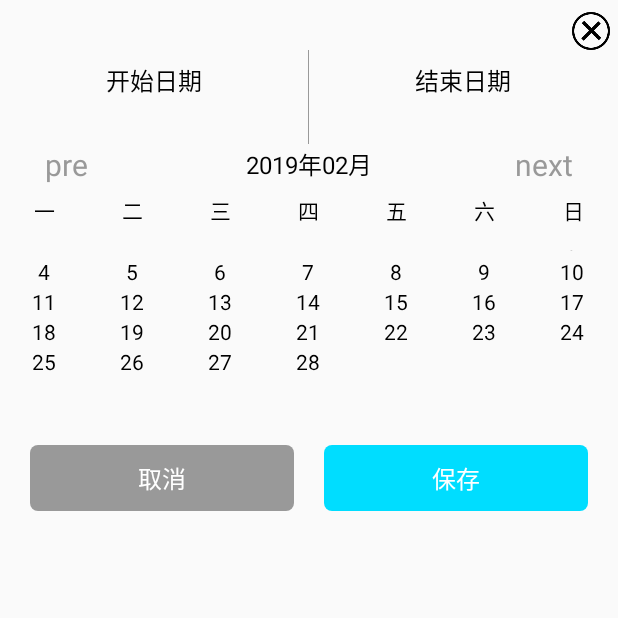
After one commit to georgejix/DemoProject, an Android app: the ChooseDateActivity screen opened directly, with no data from a screen before it, on a phone screen of 412 x 824 dp, the top half of it. The commit adds this screen. Run offline under Robolectric (Android 15) with nearby library versions, the phone set to English and light mode, and no system bars.

Commit message:
calendar日期选择

```diff
--- a/app/src/main/AndroidManifest.xml
+++ b/app/src/main/AndroidManifest.xml
@@ -108,7 +108,8 @@
                 android:resource="@xml/provider_paths" />
         </provider>
 
-        <activity android:name="com.test.notification.NotificationActivity"></activity>
+        <activity android:name="com.test.notification.NotificationActivity" />
+        <activity android:name="com.test.choosedate.ChooseDateActivity"></activity>
     </application>
 
 </manifest>
--- a/app/src/main/java/com/mplanet/testhandler/MainActivity.java
+++ b/app/src/main/java/com/mplanet/testhandler/MainActivity.java
@@ -22,6 +22,7 @@ import com.test.animation.TestAnimationActivity;
 import com.test.bitmap.TestBitmapActivity;
 import com.test.camera.CameraActivity;
 import com.test.checkbox.CheckBoxActivity;
+import com.test.choosedate.ChooseDateActivity;
 import com.test.circlepic.TestImgActivity;
 import com.test.countdownlatch.TestHandlerActivity2;
 import com.test.deviceawake.DeviceAwakeActivity;
@@ -89,9 +90,13 @@ public class MainActivity extends Activity {
             R.id.textview_testinput, R.id.textview_testintentservice, R.id.textview_testsystemphoto,
             R.id.textview_testdeviceawake, R.id.textview_testjni, R.id.textview_transparant, R.id.textview_dialog,
             R.id.textview_checkbox, R.id.textview_someview, R.id.textview_http, R.id.textview_thread,
-            R.id.textview_timer, R.id.textview_imageview, R.id.textview_cutpic, R.id.textview_notification})
+            R.id.textview_timer, R.id.textview_imageview, R.id.textview_cutpic, R.id.textview_notification,
+            R.id.textview_calendar})
     private void onClick(View view) {
         switch (view.getId()) {
+            case R.id.textview_calendar:
+                startActivity(new Intent(this, ChooseDateActivity.class));
+                break;
             case R.id.textview_notification:
                 startActivity(new Intent(this, NotificationActivity.class));
                 break;
--- /dev/null
+++ b/app/src/main/java/com/test/choosedate/ChooseDateActivity.java
@@ -0,0 +1,112 @@
+package com.test.choosedate;
+
+import android.app.Activity;
+import android.support.v7.app.AppCompatActivity;
+import android.os.Bundle;
+import android.util.Log;
+import android.view.View;
+import android.widget.LinearLayout;
+import android.widget.TextView;
+import android.widget.Toast;
+
+import com.lidroid.xutils.ViewUtils;
+import com.lidroid.xutils.view.annotation.ContentView;
+import com.lidroid.xutils.view.annotation.ViewInject;
+import com.lidroid.xutils.view.annotation.event.OnClick;
+import com.mplanet.testhandler.R;
+
+import java.text.SimpleDateFormat;
+import java.util.Calendar;
+import java.util.List;
+import java.util.Locale;
+
+@ContentView(R.layout.activity_choose_date)
+public class ChooseDateActivity extends Activity {
+    private final String TAG = "ChooseDateActivity";
+
+    @ViewInject(R.id.textview_starttime)
+    private TextView starttimeText;
+    @ViewInject(R.id.textview_endtime)
+    private TextView endtimeText;
+    @ViewInject(R.id.textview_current_month)
+    private TextView currentMonthText;
+    @ViewInject(R.id.textview_week_first)
+    private TextView firstInWeekText;
+    @ViewInject(R.id.textview_week_second)
+    private TextView secondInWeekText;
+    @ViewInject(R.id.textview_week_third)
+    private TextView thirdInWeekText;
+    @ViewInject(R.id.textview_week_fourth)
+    private TextView fourthInWeekText;
+    @ViewInject(R.id.textview_week_fifth)
+    private TextView fifthInWeekText;
+    @ViewInject(R.id.textview_week_sixth)
+    private TextView sixthInWeekText;
+    @ViewInject(R.id.textview_week_seventh)
+    private TextView seventhInWeekText;
+    @ViewInject(R.id.chooseDateView)
+    private ChooseDateView chooseDateView;
+
+    private Calendar calendar;
+    private SimpleDateFormat sdf;
+    private int firstDayOfWeek = -1;
+    private String dayOfWeek[] = new String[]{"日", "一", "二", "三", "四", "五", "六"};
+
+    @Override
+    protected void onCreate(Bundle savedInstanceState) {
+        super.onCreate(savedInstanceState);
+        ViewUtils.inject(this);
+        initView();
+    }
+
+    private void initView(){
+        calendar = Calendar.getInstance(Locale.CHINA);
+        //calendar = Calendar.getInstance(Locale.FRENCH);
+        sdf = new SimpleDateFormat("yyyy年MM月");
+        if(null != sdf && null != calendar) {
+            currentMonthText.setText(sdf.format(calendar.getTime()));
+        }
+        if(null != calendar){
+            firstDayOfWeek = calendar.getFirstDayOfWeek();
+        }
+        if(-1 != firstDayOfWeek){
+            firstInWeekText.setText(dayOfWeek[(firstDayOfWeek - 1) % 7]);
+            secondInWeekText.setText(dayOfWeek[(firstDayOfWeek + 1 - 1) % 7]);
+            thirdInWeekText.setText(dayOfWeek[(firstDayOfWeek + 2 - 1) % 7]);
+            fourthInWeekText.setText(dayOfWeek[(firstDayOfWeek + 3 - 1) % 7]);
+            fifthInWeekText.setText(dayOfWeek[(firstDayOfWeek + 4 - 1) % 7]);
+            sixthInWeekText.setText(dayOfWeek[(firstDayOfWeek + 5 - 1) % 7]);
+            seventhInWeekText.setText(dayOfWeek[(firstDayOfWeek + 6 - 1) % 7]);
+        }
+        if(null != chooseDateView && null != calendar){
+            chooseDateView.setCalendar((Calendar) calendar.clone());
+        }
+    }
+
+    @OnClick(value = {R.id.textview_close, R.id.textview_pre_month, R.id.textview_next_month})
+    private void onClick(View view){
+        switch (view.getId()){
+            case R.id.textview_close:
+                Toast.makeText(ChooseDateActivity.this, "close", Toast.LENGTH_SHORT).show();
+                break;
+            case R.id.textview_pre_month:
+                changeMonth(-1);
+                break;
+            case R.id.textview_next_month:
+                changeMonth(1);
+                break;
+        }
+    }
+
+    private void changeMonth(int i){
+        if(null != calendar) {
+            calendar.set(Calendar.MONTH, calendar.get(Calendar.MONTH) + i);
+        }
+        if(null != sdf && null != calendar) {
+            currentMonthText.setText(sdf.format(calendar.getTime()));
+        }
+        if(null != chooseDateView && null != calendar){
+            chooseDateView.setCalendar((Calendar) calendar.clone());
+        }
+    }
+}
--- /dev/null
+++ b/app/src/main/java/com/test/choosedate/ChooseDateView.java
@@ -0,0 +1,153 @@
+package com.test.choosedate;
+
+import android.content.Context;
+import android.content.res.TypedArray;
+import android.graphics.Canvas;
+import android.graphics.Paint;
+import android.support.annotation.Nullable;
+import android.util.AttributeSet;
+import android.util.Log;
+import android.view.View;
+import android.view.ViewGroup;
+
+import com.mplanet.testhandler.R;
+import com.test.Utils;
+
+import java.util.ArrayList;
+import java.util.Calendar;
+import java.util.List;
+
+/**
+ * Created by jix on 2019/2/14.
+ */
+
+public class ChooseDateView extends View{
+    private final String TAG = "ChooseDateView";
+
+    private Context mContext;
+    private int mainColor;
+    //private int mainColor = getResources().getColor(R.color.black);
+    private float mainTextSize;
+    //private float mainTextSize = getResources().getDimension(R.dimen.mainTextSize);
+    private int mainHightlightColor;
+    private int perLineHeight;
+    //mainPaint 空心图形画笔, mainHighlightPaint 高亮空心图形画笔
+    //mainTextPaint 实心文字画笔, mainHightlightTextPaint 高亮实心文字画笔
+    private Paint mainPaint, mainHighlightPaint, mainTextPaint, mainHightlightTextPaint;
+    private List<Day> dayList = new ArrayList<>();
+    private Object lock = new Object();
+    private int firstDayOfWeek = -1;
+    private int totalHeight = -1;
+    private int totalWidth = -1;
+
+    private ChooseDateView(Context context) {
+        super(context);
+        init();
+    }
+
+    public ChooseDateView(Context context, @Nullable AttributeSet attrs) {
+        super(context, attrs);
+        mContext = context;
+        if(null != attrs) {
+            TypedArray typedArray = context.obtainStyledAttributes(attrs, R.styleable.ChooseDate);
+            mainColor = typedArray.getColor(R.styleable.ChooseDate_mainColor, getResources().getColor(R.color.black));
+            mainHightlightColor = typedArray.getColor(R.styleable.ChooseDate_mainHightlightColor, getResources().getColor(R.color.red));
+            mainTextSize = typedArray.getDimension(R.styleable.ChooseDate_mainTextSize, getResources().getDimension(R.dimen.mainTextSize));
+            perLineHeight = typedArray.getDimensionPixelSize(R.styleable.ChooseDate_perLineHeight, getResources().getDimensionPixelSize(R.dimen.perLineHeight));
+        }else{
+            mainColor = getResources().getColor(R.color.black);
+            mainHightlightColor = getResources().getColor(R.color.red);
+            mainTextSize = getResources().getDimension(R.dimen.mainTextSize);
+            perLineHeight = getResources().getDimensionPixelSize(R.dimen.perLineHeight);
+        }
+        init();
+    }
+
+    private void init(){
+        mainPaint = new Paint();
+        // 设置画笔为抗锯齿
+        mainPaint.setAntiAlias(true);
+        mainPaint.setColor(mainColor);
+        /* 画笔样式分三种： 1.Paint.Style.STROKE：描边 2.Paint.Style.FILL_AND_STROKE：描边并填充
+         * 3.Paint.Style.FILL：填充
+         */
+        mainPaint.setStyle(Paint.Style.STROKE);
+        /* 设置描边的粗细，单位：像素px 注意：当setStrokeWidth(0)的时候描边宽度并不为0而是只占一个像素
+         */
+        //mainPaint.setStrokeWidth(roundWidth);
+
+        mainHighlightPaint = new Paint();
+        mainHighlightPaint.setAntiAlias(true);
+        mainHighlightPaint.setColor(mainHightlightColor);
+        mainHighlightPaint.setStyle(Paint.Style.STROKE);
+
+        mainTextPaint = new Paint();
+        mainTextPaint.setAntiAlias(true);
+        mainTextPaint.setColor(mainColor);
+        mainTextPaint.setStyle(Paint.Style.FILL_AND_STROKE);
+        mainTextPaint.setTextSize(mainTextSize);
+
+        mainHightlightTextPaint = new Paint();
+        mainHightlightTextPaint.setAntiAlias(true);
+        mainHightlightTextPaint.setColor(mainHightlightColor);
+        mainHightlightTextPaint.setStyle(Paint.Style.FILL_AND_STROKE);
+        mainHightlightTextPaint.setTextSize(mainTextSize);
+
+        //通过xml方式添加view，xml中设置了width和height，在此处修改是不会生效的
+        setLayoutParams(new ViewGroup.LayoutParams(
+                ViewGroup.LayoutParams.MATCH_PARENT,perLineHeight * 6));
+    }
+
+    @Override
+    protected void onDraw(Canvas canvas) {
+        super.onDraw(canvas);
+        if(-1 == totalHeight || -1 == totalWidth) {
+            totalHeight = getHeight();
+            totalWidth = getWidth();
+        }
+        if(totalHeight > 0 && totalWidth > 0){
+            int perWidth = totalWidth / 7;
+            int perHeight = totalHeight / 6;
+            if(null != canvas && null != dayList){
+                int row, col;
+                row = 0;
+                col = Math.abs(dayList.get(0).getDayOfWeek() - firstDayOfWeek);
+                for (Day day : dayList) {
+                    Log.d(TAG, (perWidth * col + perWidth / 2 - mainTextPaint.measureText(day.getDay() + "") / 2) + "," + (perHeight * row));
+                    canvas.drawText(day.getDay() + "", perWidth * col + perWidth / 2 - mainTextPaint.measureText(day.getDay() + "") / 2, perHeight * row, mainTextPaint);
+                    col++;
+                    if(col >= 7){
+                        col %= 7;
+                        row++;
+                    }
+                }
+            }
+        }
+    }
+
+    public void setCalendar(Calendar calendar){
+        if(null != calendar){
+            if(-1 == firstDayOfWeek){
+                firstDayOfWeek = calendar.getFirstDayOfWeek();
+            }
+            synchronized (lock) {
+                int minDay = calendar.getActualMinimum(Calendar.DAY_OF_MONTH);
+                int maxDay = calendar.getActualMaximum(Calendar.DAY_OF_MONTH);
+                if (null != dayList) {
+                    dayList.clear();
+                    Day day;
+                    for (int i = minDay; i <= maxDay; i++) {
+                        calendar.set(Calendar.DAY_OF_MONTH, i);
+                        day = new Day(calendar.get(Calendar.YEAR), calendar.get(Calendar.MONTH), calendar.get(Calendar.DAY_OF_MONTH),
+                                calendar.get(Calendar.DAY_OF_WEEK), false);
+                        dayList.add(day);
+                    }
+                }
+            }
+        }
+    }
+
+    public List<Day> getDayList() {
+        return dayList;
+    }
+}
--- /dev/null
+++ b/app/src/main/java/com/test/choosedate/Day.java
@@ -0,0 +1,64 @@
+package com.test.choosedate;
+
+/**
+ * Created by jix on 2019/2/14.
+ */
+
+public class Day {
+    //month： 0-11
+    private int year, month, day, dayOfWeek;
+    private boolean isSelected;
+
+    public Day(int year, int month, int day, int dayOfWeek, boolean isSelected){
+        this.year = year;
+        this.month = month;
+        this.day = day;
+        this.dayOfWeek = dayOfWeek;
+        this.isSelected = isSelected;
+    }
+
+    public int getYear() {
+        return year;
+    }
+
+    public void setYear(int year) {
+        this.year = year;
+    }
+
+    public int getMonth() {
+        return month;
+    }
+
+    public void setMonth(int month) {
+        this.month = month;
+    }
+
+    public int getDay() {
+        return day;
+    }
+
+    public void setDay(int day) {
+        this.day = day;
+    }
+
+    public int getDayOfWeek() {
+        return dayOfWeek;
+    }
+
+    public void setDayOfWeek(int dayOfWeek) {
+        this.dayOfWeek = dayOfWeek;
+    }
+
+    public boolean isSelected() {
+        return isSelected;
+    }
+
+    public void setSelected(boolean selected) {
+        isSelected = selected;
+    }
+
+    @Override
+    public String toString() {
+        return year + "年" + (month + 1) + "月" + day + "日" + "," + dayOfWeek;
+    }
+}
--- /dev/null
+++ b/app/src/main/res/drawable/bg_choose_date_bottom_btn_left.xml
@@ -0,0 +1,5 @@
+<?xml version="1.0" encoding="utf-8"?>
+<shape xmlns:android="http://schemas.android.com/apk/res/android">
+    <corners android:radius="5dp"/>
+    <solid android:color="@color/grey"/>
+</shape>
--- /dev/null
+++ b/app/src/main/res/drawable/bg_choose_date_bottom_btn_right.xml
@@ -0,0 +1,5 @@
+<?xml version="1.0" encoding="utf-8"?>
+<shape xmlns:android="http://schemas.android.com/apk/res/android">
+    <corners android:radius="5dp"/>
+    <solid android:color="@color/blue"/>
+</shape>
--- /dev/null
+++ b/app/src/main/res/layout/activity_choose_date.xml
@@ -0,0 +1,212 @@
+<?xml version="1.0" encoding="utf-8"?>
+<LinearLayout xmlns:android="http://schemas.android.com/apk/res/android"
+    xmlns:app="http://schemas.android.com/apk/res-auto"
+    xmlns:tools="http://schemas.android.com/tools"
+    android:layout_width="match_parent"
+    android:layout_height="match_parent"
+    tools:context="com.test.choosedate.ChooseDateActivity"
+    android:orientation="vertical">
+    <LinearLayout
+        android:id="@+id/layout"
+        android:layout_width="match_parent"
+        android:layout_height="wrap_content"
+        android:orientation="vertical">
+        <ImageView
+            android:id="@+id/textview_close"
+            android:layout_width="25dp"
+            android:layout_height="25dp"
+            android:src="@mipmap/cancel"
+            android:tint="@color/black"
+            android:layout_gravity="right"
+            android:layout_marginRight="5dp"
+            android:layout_marginTop="8dp"/>
+        <LinearLayout
+            android:layout_width="match_parent"
+            android:layout_height="wrap_content"
+            android:orientation="horizontal">
+            <LinearLayout
+                android:layout_width="0dp"
+                android:layout_weight="1"
+                android:layout_height="wrap_content"
+                android:orientation="vertical"
+                android:padding="8dp"
+                android:gravity="center">
+                <TextView
+                    android:layout_width="wrap_content"
+                    android:layout_height="wrap_content"
+                    android:text="开始日期"
+                    android:textColor="@color/black"
+                    android:textSize="16sp"/>
+                <TextView
+                    android:id="@+id/textview_starttime"
+                    android:layout_width="wrap_content"
+                    android:layout_height="wrap_content"
+                    android:textColor="@color/red"
+                    android:textSize="14sp"
+                    android:layout_marginTop="3dp"/>
+            </LinearLayout>
+            <View
+                android:layout_width="0.5dp"
+                android:layout_height="match_parent"
+                android:background="@color/grey"/>
+            <LinearLayout
+                android:layout_width="0dp"
+                android:layout_weight="1"
+                android:layout_height="wrap_content"
+                android:orientation="vertical"
+                android:padding="8dp"
+                android:gravity="center">
+                <TextView
+                    android:layout_width="wrap_content"
+                    android:layout_height="wrap_content"
+                    android:text="结束日期"
+                    android:textColor="@color/black"
+                    android:textSize="16sp"/>
+                <TextView
+                    android:id="@+id/textview_endtime"
+                    android:layout_width="wrap_content"
+                    android:layout_height="wrap_content"
+                    android:textColor="@color/red"
+                    android:textSize="14sp"
+                    android:layout_marginTop="3dp"/>
+            </LinearLayout>
+        </LinearLayout>
+
+        <RelativeLayout
+            android:layout_width="match_parent"
+            android:layout_height="wrap_content">
+            <TextView
+                android:id="@+id/textview_pre_month"
+                android:layout_width="wrap_content"
+                android:layout_height="wrap_content"
+                android:layout_alignParentLeft="true"
+                android:layout_marginLeft="30dp"
+                android:text="pre"
+                android:textSize="20sp"
+                android:textColor="@color/grey"/>
+            <TextView
+                android:id="@+id/textview_current_month"
+                android:layout_width="wrap_content"
+                android:layout_height="wrap_content"
+                android:textColor="@color/black"
+                android:textSize="16sp"
+                android:layout_centerInParent="true"/>
+            <TextView
+                android:id="@+id/textview_next_month"
+                android:layout_width="wrap_content"
+                android:layout_height="wrap_content"
+                android:layout_alignParentRight="true"
+                android:layout_marginRight="30dp"
+                android:text="next"
+                android:textSize="20sp"
+                android:textColor="@color/grey"/>
+        </RelativeLayout>
+
+        <LinearLayout
+            android:layout_width="match_parent"
+            android:layout_height="wrap_content"
+            android:orientation="horizontal"
+            android:paddingTop="6dp"
+            android:paddingBottom="6dp">
+            <TextView
+                android:id="@+id/textview_week_first"
+                android:layout_width="0dp"
+                android:layout_height="wrap_content"
+                android:layout_weight="1"
+                android:textSize="14sp"
+                android:textColor="@color/black"
+                android:gravity="center"/>
+            <TextView
+                android:id="@+id/textview_week_second"
+                android:layout_width="0dp"
+                android:layout_height="wrap_content"
+                android:layout_weight="1"
+                android:textSize="14sp"
+                android:textColor="@color/black"
+                android:gravity="center"/>
+            <TextView
+                android:id="@+id/textview_week_third"
+                android:layout_width="0dp"
+                android:layout_height="wrap_content"
+                android:layout_weight="1"
+                android:textSize="14sp"
+                android:textColor="@color/black"
+                android:gravity="center"/>
+            <TextView
+                android:id="@+id/textview_week_fourth"
+                android:layout_width="0dp"
+                android:layout_height="wrap_content"
+                android:layout_weight="1"
+                android:textSize="14sp"
+                android:textColor="@color/black"
+                android:gravity="center"/>
+            <TextView
+                android:id="@+id/textview_week_fifth"
+                android:layout_width="0dp"
+                android:layout_height="wrap_content"
+                android:layout_weight="1"
+                android:textSize="14sp"
+                android:textColor="@color/black"
+                android:gravity="center"/>
+            <TextView
+                android:id="@+id/textview_week_sixth"
+                android:layout_width="0dp"
+                android:layout_height="wrap_content"
+                android:layout_weight="1"
+                android:textSize="14sp"
+                android:textColor="@color/black"
+                android:gravity="center"/>
+            <TextView
+                android:id="@+id/textview_week_seventh"
+                android:layout_width="0dp"
+                android:layout_height="wrap_content"
+                android:layout_weight="1"
+                android:textSize="14sp"
+                android:textColor="@color/black"
+                android:gravity="center"/>
+        </LinearLayout>
+
+        <com.test.choosedate.ChooseDateView
+            android:id="@+id/chooseDateView"
+            android:layout_width="match_parent"
+            android:layout_height="120dp"
+            android:layout_marginTop="10dp"
+            android:layout_marginBottom="10dp"
+            app:mainColor="@color/black"
+            app:mainHightlightColor="@color/red"
+            app:mainTextSize="14sp"
+            app:perLineHeight="20dp"/>
+
+        <LinearLayout
+            android:layout_width="match_parent"
+            android:layout_height="wrap_content"
+            android:orientation="horizontal">
+            <TextView
+                android:layout_width="0dp"
+                android:layout_weight="1"
+                android:layout_height="wrap_content"
+                android:textSize="16sp"
+                android:textColor="@color/white"
+                android:paddingTop="10dp"
+                android:paddingBottom="10dp"
+                android:layout_marginLeft="20dp"
+                android:layout_marginRight="10dp"
+                android:text="取消"
+                android:gravity="center"
+                android:background="@drawable/bg_choose_date_bottom_btn_left"/>
+            <TextView
+                android:layout_width="0dp"
+                android:layout_weight="1"
+                android:layout_height="wrap_content"
+                android:textSize="16sp"
+                android:textColor="@color/white"
+                android:paddingTop="10dp"
+                android:paddingBottom="10dp"
+                android:layout_marginLeft="10dp"
+                android:layout_marginRight="20dp"
+                android:text="保存"
+                android:gravity="center"
+                android:background="@drawable/bg_choose_date_bottom_btn_right"/>
+        </LinearLayout>
+    </LinearLayout>
+</LinearLayout>
--- a/app/src/main/res/layout/activity_main.xml
+++ b/app/src/main/res/layout/activity_main.xml
@@ -336,6 +336,16 @@
                 android:paddingBottom="10dp"
                 android:text="notification"
                 android:textSize="25sp"/>
+
+            <TextView
+                android:id="@+id/textview_calendar"
+                android:layout_width="match_parent"
+                android:layout_height="wrap_content"
+                android:gravity="center_horizontal"
+                android:paddingTop="10dp"
+                android:paddingBottom="10dp"
+                android:text="日历日期选择"
+                android:textSize="25sp"/>
         </LinearLayout>
     </ScrollView>
 </LinearLayout>
--- a/app/src/main/res/values/attrs.xml
+++ b/app/src/main/res/values/attrs.xml
@@ -3,4 +3,11 @@
     <declare-styleable name="RoundLayout">
         <attr name="roundLayoutRadius" format="dimension"/>
     </declare-styleable>
+
+    <declare-styleable name="ChooseDate">
+        <attr name="mainColor" format="color"/>
+        <attr name="mainHightlightColor" format="color"/>
+        <attr name="mainTextSize" format="dimension"/>
+        <attr name="perLineHeight" format="dimension"/>
+    </declare-styleable>
 </resources>
--- a/app/src/main/res/values/colors.xml
+++ b/app/src/main/res/values/colors.xml
@@ -15,4 +15,6 @@
 
     <color name="black">#000000</color>
     <color name="red">#ffff4444</color>
+    <color name="grey">#999999</color>
+    <color name="blue">#ff00ddff</color>
 </resources>
--- /dev/null
+++ b/app/src/main/res/values/dimens.xml
@@ -0,0 +1,5 @@
+<?xml version="1.0" encoding="utf-8"?>
+<resources>
+    <dimen name="mainTextSize">12sp</dimen>
+    <dimen name="perLineHeight">20dp</dimen>
+</resources>
```
Also changed, not shown: 3 other files.
